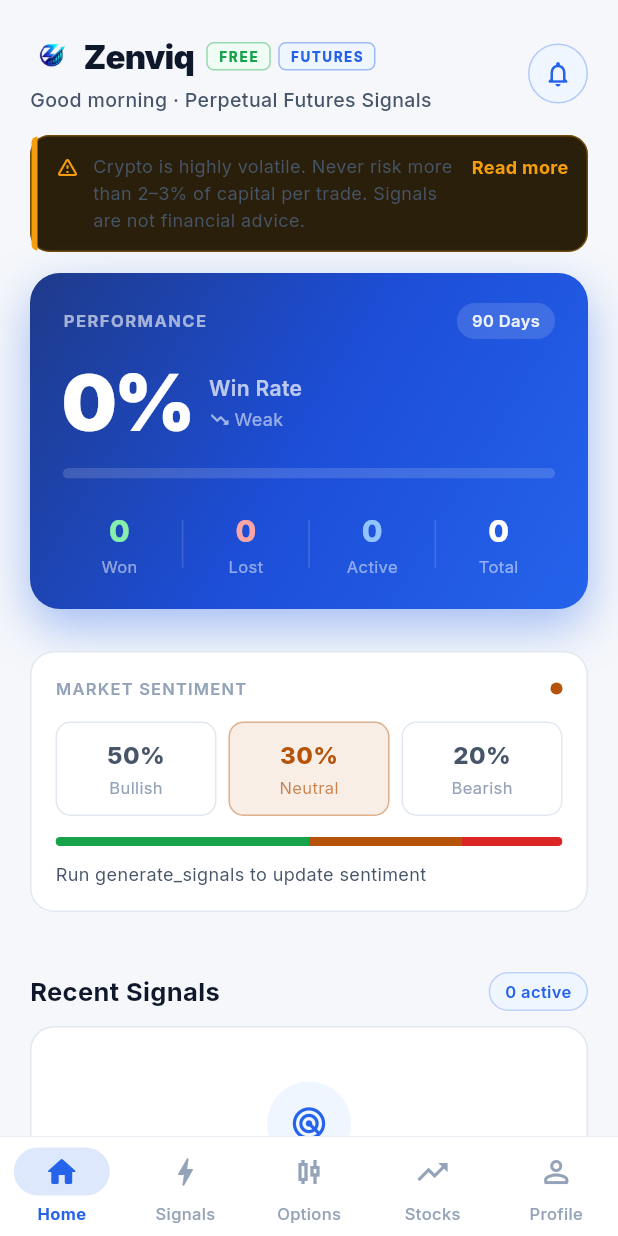
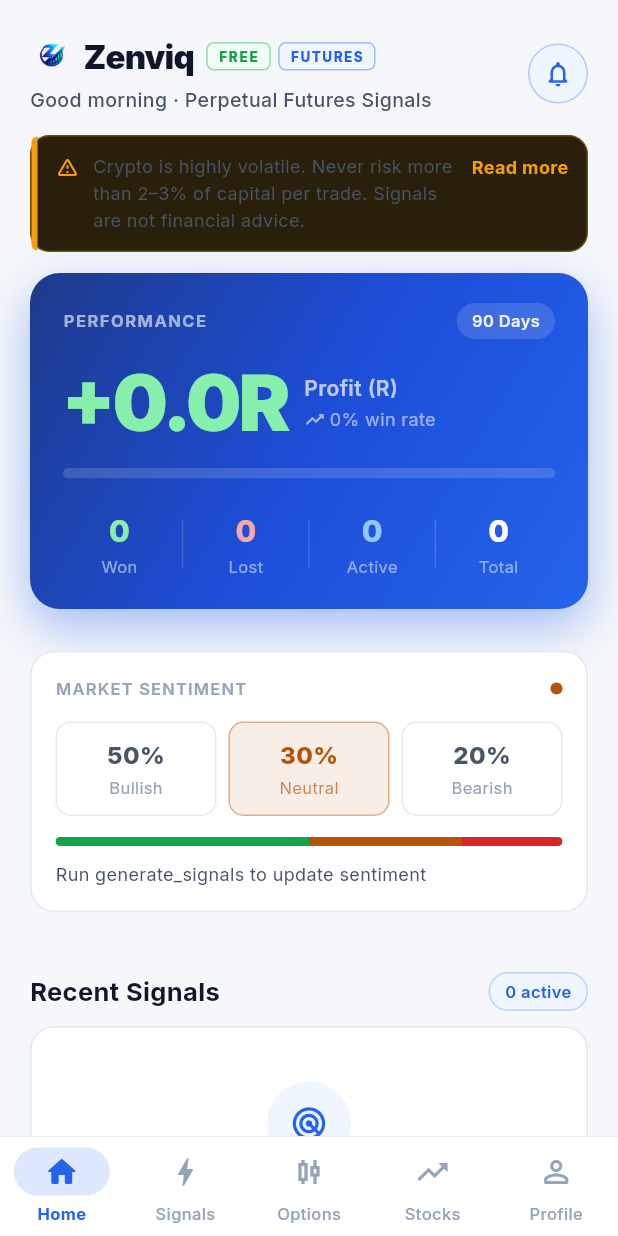
Before and after one commit to Anandhugithub1/trade-signals, a Flutter app: the screen it shows after launch, on a phone screen of 412 x 824 dp. Run offline on Flutter 3.47's test engine with Material 3 defaults, Android fonts, the phone set to English and light mode, and no system bars; our stand-ins replace firebase_core, firebase_messaging, flutter_local_notifications, google_fonts, shared_preferences, supabase_flutter; accounts and stored records are empty; network calls fail.

Commit message:
feat: headline profit (R) instead of win rate on the home screen
Win rate alone is misleading for an asymmetric R:R engine -- a 35-40% win
rate can still be strongly profitable when winners run several R past the
stop -- but the hero card made it the 52px headline and graded it
Strong/Moderate/Weak on that number alone. Realized R is now the headline
on both the hero card and the per-engine comparison, with win rate demoted
to a secondary line.

```diff
--- a/app/lib/screens/home_screen.dart
+++ b/app/lib/screens/home_screen.dart
@@ -271,6 +271,8 @@
   @override
   Widget build(BuildContext context) {
     final winPct = stats.winRate;
+    final totalR = stats.totalR;
+    final positive = totalR >= 0;
     return Container(
       width: double.infinity,
       padding: const EdgeInsets.fromLTRB(22, 20, 22, 20),
@@ -326,14 +328,19 @@
           ),
           const SizedBox(height: 16),
 
-          // Big win rate
+          // Big profit figure (realized R) — the metric that actually says
+          // whether the strategy makes money. Win rate alone is misleading
+          // for an asymmetric R:R engine: a 35-40% win rate can still be
+          // strongly profitable if winners are sized several R larger than
+          // losers, so it's demoted to a small secondary chip below instead
+          // of driving a "Weak/Moderate/Strong" verdict on its own.
           Row(
             crossAxisAlignment: CrossAxisAlignment.end,
             children: [
               Text(
-                '${(winPct * 100).toStringAsFixed(0)}%',
-                style: const TextStyle(
-                  color: Colors.white,
+                '${positive ? '+' : ''}${totalR.toStringAsFixed(1)}R',
+                style: TextStyle(
+                  color: positive ? const Color(0xFF86EFAC) : const Color(0xFFFCA5A5),
                   fontSize: 52,
                   fontWeight: FontWeight.w900,
                   letterSpacing: -2,
@@ -348,7 +355,7 @@
                   crossAxisAlignment: CrossAxisAlignment.start,
                   children: [
                     Text(
-                      'Win Rate',
+                      'Profit (R)',
                       style: TextStyle(
                         color: Colors.white.withValues(alpha: 0.7),
                         fontSize: 14,
@@ -359,13 +366,13 @@
                     Row(
                       children: [
                         Icon(
-                          winPct >= 0.6 ? Icons.trending_up_rounded : Icons.trending_down_rounded,
+                          positive ? Icons.trending_up_rounded : Icons.trending_down_rounded,
                           color: Colors.white.withValues(alpha: 0.6),
                           size: 14,
                         ),
                         const SizedBox(width: 3),
                         Text(
-                          winPct >= 0.6 ? 'Strong' : winPct >= 0.45 ? 'Moderate' : 'Weak',
+                          '${(winPct * 100).toStringAsFixed(0)}% win rate',
                           style: TextStyle(
                             color: Colors.white.withValues(alpha: 0.55),
                             fontSize: 12,
@@ -694,6 +701,7 @@
             ? '∞'
             : pf.toStringAsFixed(2);
     final wrLabel = stats.closed == 0 ? '—' : '${(stats.winRate * 100).toStringAsFixed(0)}%';
+    final positive = stats.totalR >= 0;
 
     return Column(
       crossAxisAlignment: CrossAxisAlignment.start,
@@ -713,14 +721,23 @@
           ],
         ),
         const SizedBox(height: 8),
+        // Headline: realized profit (R) — this is what actually says whether
+        // the engine makes money. Win rate alone is misleading for
+        // asymmetric R:R strategies (e.g. a 35-40% win rate can still be
+        // strongly profitable), so it's demoted to the smaller line below.
         Row(
           children: [
             Text(
-              wrLabel,
-              style: TextStyle(color: color, fontSize: 20, fontWeight: FontWeight.w900, letterSpacing: -0.5),
+              '${positive ? '+' : ''}${stats.totalR.toStringAsFixed(1)}R',
+              style: TextStyle(
+                color: stats.closed == 0 ? c.t3 : (positive ? c.long : c.short),
+                fontSize: 20,
+                fontWeight: FontWeight.w900,
+                letterSpacing: -0.5,
+              ),
             ),
             const SizedBox(width: 5),
-            Text('win rate', style: TextStyle(color: c.t3, fontSize: 11)),
+            Text('total', style: TextStyle(color: c.t3, fontSize: 11)),
           ],
         ),
         const SizedBox(height: 4),
@@ -729,7 +746,7 @@
           style: TextStyle(color: c.t2, fontSize: 11),
         ),
         Text(
-          '${stats.totalR >= 0 ? '+' : ''}${stats.totalR.toStringAsFixed(1)}R total',
+          '$wrLabel win rate',
           style: TextStyle(color: c.t3, fontSize: 11),
         ),
       ],
```
